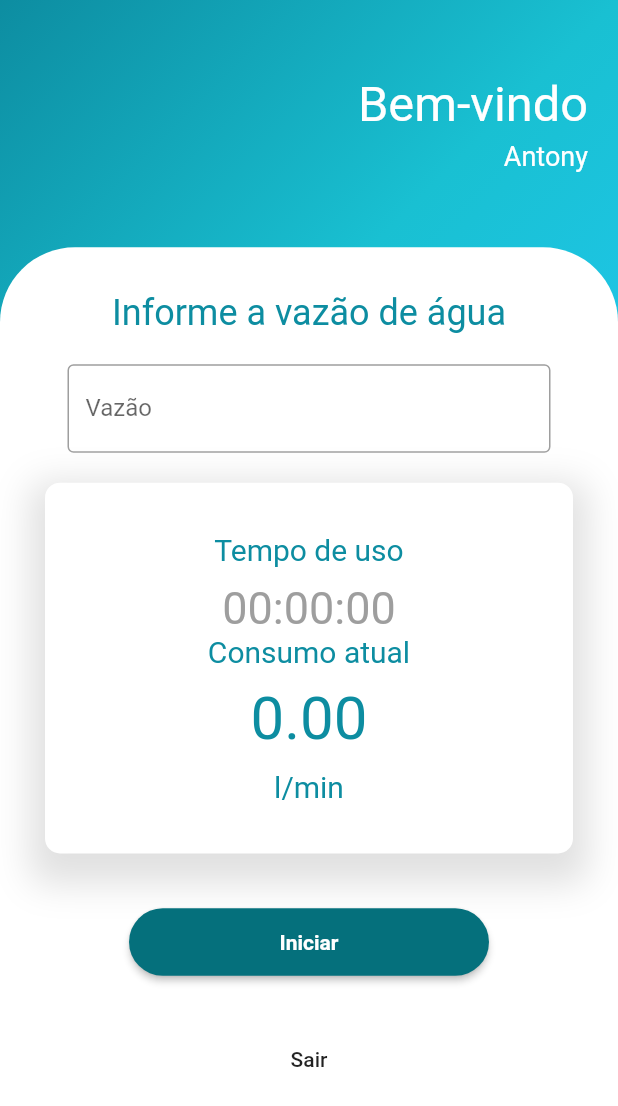
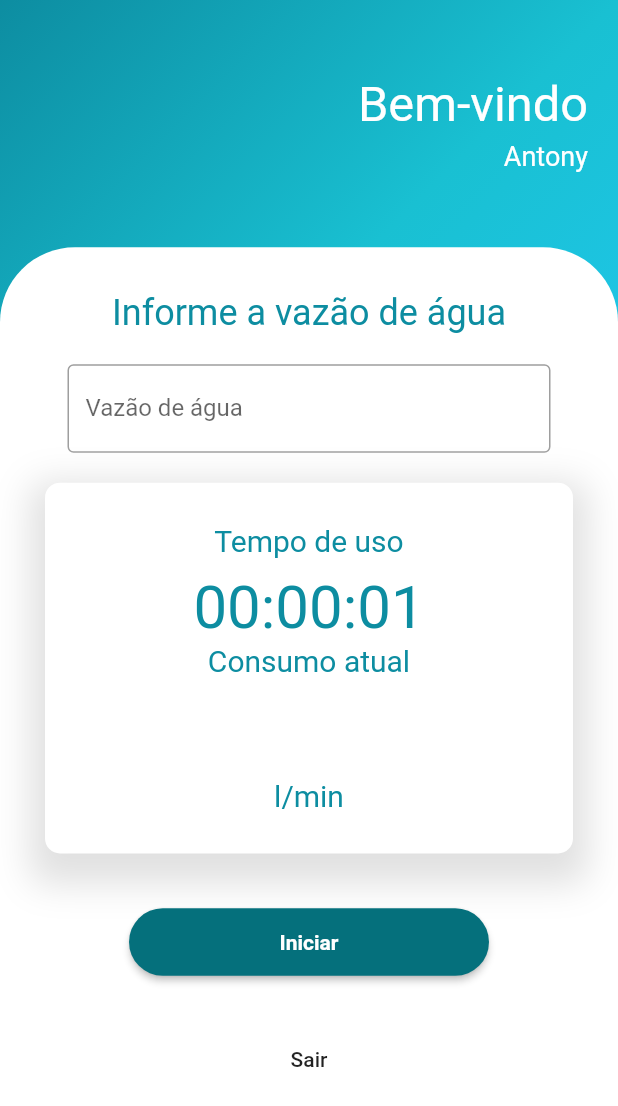
Before and after one commit to AntonyRafael/meu-consumo-flutter, a Flutter app: the screen it shows after launch, after a tap on "Iniciar", on a phone screen of 412 x 824 dp. Shown: the top 1106 px of the screen. Run offline on Flutter 3.47's test engine with Material 2 defaults, Android fonts, the phone set to English and light mode, and no system bars.

Commit message:
reactive input, const modifier on application pages

```diff
--- a/lib/home.dart
+++ b/lib/home.dart
@@ -1,4 +1,5 @@
 import 'package:flutter/material.dart';
+import 'package:flutter/services.dart';
 
 class DashboardPage extends StatefulWidget {
   static const String id = "dashboard_page";
@@ -9,6 +10,19 @@ class DashboardPage extends StatefulWidget {
 }
 
 class _DashboardPage extends State<DashboardPage> {
+  TextEditingController waterFlow = TextEditingController();
+  String timeValue = '00:00:00';
+  String waterFlowValue = '00.00';
+
+  changeText() {
+    // function to calculate thwe water flow and time.
+    // TODO: calculate the water flow and time. in a setTimeInterval
+    setState(() {
+      timeValue = '00:00:01';
+      waterFlowValue = waterFlow.text;
+    });
+  }
+
   @override
   Widget build(BuildContext context) {
     return Scaffold(
@@ -75,9 +89,17 @@ class _DashboardPage extends State<DashboardPage> {
                       Container(
                         margin: const EdgeInsets.only(
                             left: 45, right: 45, top: 20, bottom: 0),
-                        child: const TextField(
-                          decoration: InputDecoration(
-                              border: OutlineInputBorder(), labelText: 'Vazão'),
+                        child: TextFormField(
+                          controller: waterFlow,
+                          keyboardType: TextInputType.number,
+                          inputFormatters: <TextInputFormatter>[
+                            FilteringTextInputFormatter.allow(
+                                RegExp(r'[0-9.]')),
+                          ],
+                          decoration: const InputDecoration(
+                              border: OutlineInputBorder(),
+                              labelText: 'Vazão de água',
+                              hintText: 'Ex: 7.5'),
                         ),
                       ),
                       const SizedBox(
@@ -99,7 +121,7 @@ class _DashboardPage extends State<DashboardPage> {
                             ]),
                         child: Column(
                           mainAxisAlignment: MainAxisAlignment.center,
-                          children: const [
+                          children: [
                             Text(
                               "Tempo de uso",
                               style: TextStyle(
@@ -110,11 +132,12 @@ class _DashboardPage extends State<DashboardPage> {
                             SizedBox(
                               height: 10,
                             ),
+                            // text with the dinamic value of the time
                             Text(
-                              "00:00:00",
+                              timeValue,
                               style: TextStyle(
-                                color: Colors.grey,
-                                fontSize: 30,
+                                color: Color.fromARGB(255, 13, 141, 161),
+                                fontSize: 40,
                               ),
                             ),
                             Text(
@@ -127,7 +150,7 @@ class _DashboardPage extends State<DashboardPage> {
                               height: 10,
                             ),
                             Text(
-                              "0.00",
+                              waterFlowValue,
                               style: TextStyle(
                                   color: Color.fromARGB(255, 13, 141, 161),
                                   fontSize: 40),
@@ -148,7 +171,7 @@ class _DashboardPage extends State<DashboardPage> {
                         height: 35,
                       ),
                       MaterialButton(
-                        onPressed: () {},
+                        onPressed: () => changeText(),
                         height: 45,
                         minWidth: 240,
                         shape: const StadiumBorder(),
--- a/lib/main.dart
+++ b/lib/main.dart
@@ -6,11 +6,11 @@ import 'home.dart';
 void main() {
   runApp(MaterialApp(
     debugShowCheckedModeBanner: false,
-    home: DashboardPage(),
+    home: const DashboardPage(),
     routes: {
-      'register': (context) => MyRegister(),
-      'login': (context) => MyLogin(),
-      'dashboard': (context) => DashboardPage(),
+      'register': (context) => const MyRegister(),
+      'login': (context) => const MyLogin(),
+      'dashboard': (context) => const DashboardPage(),
     },
   ));
 }
```
